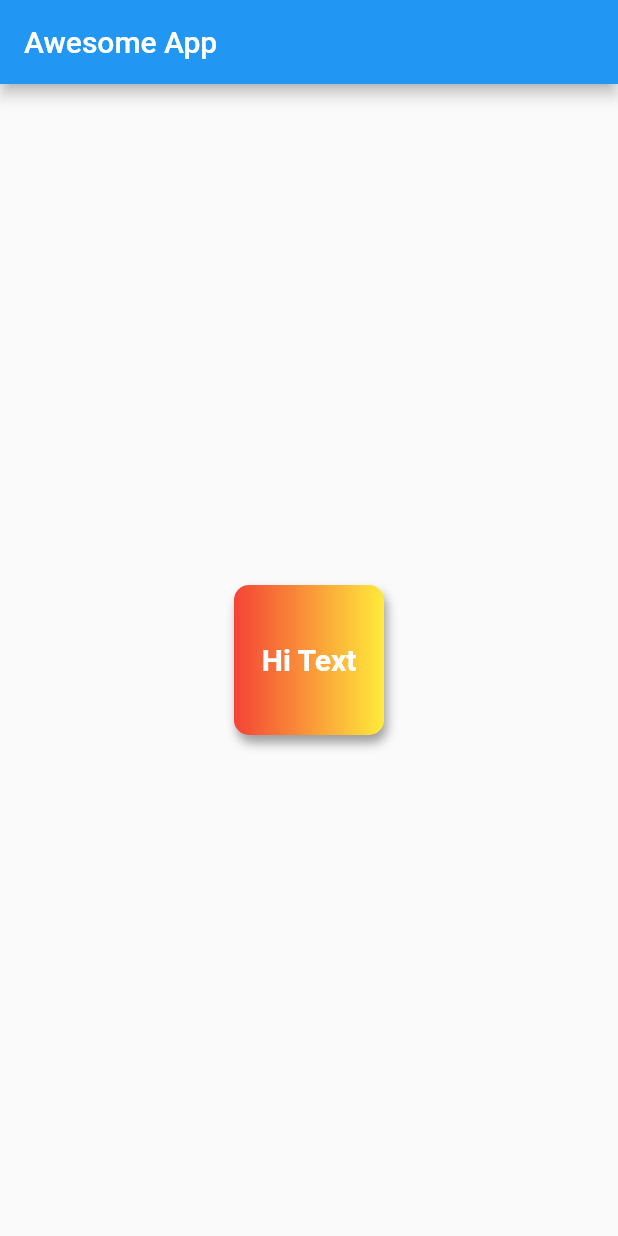
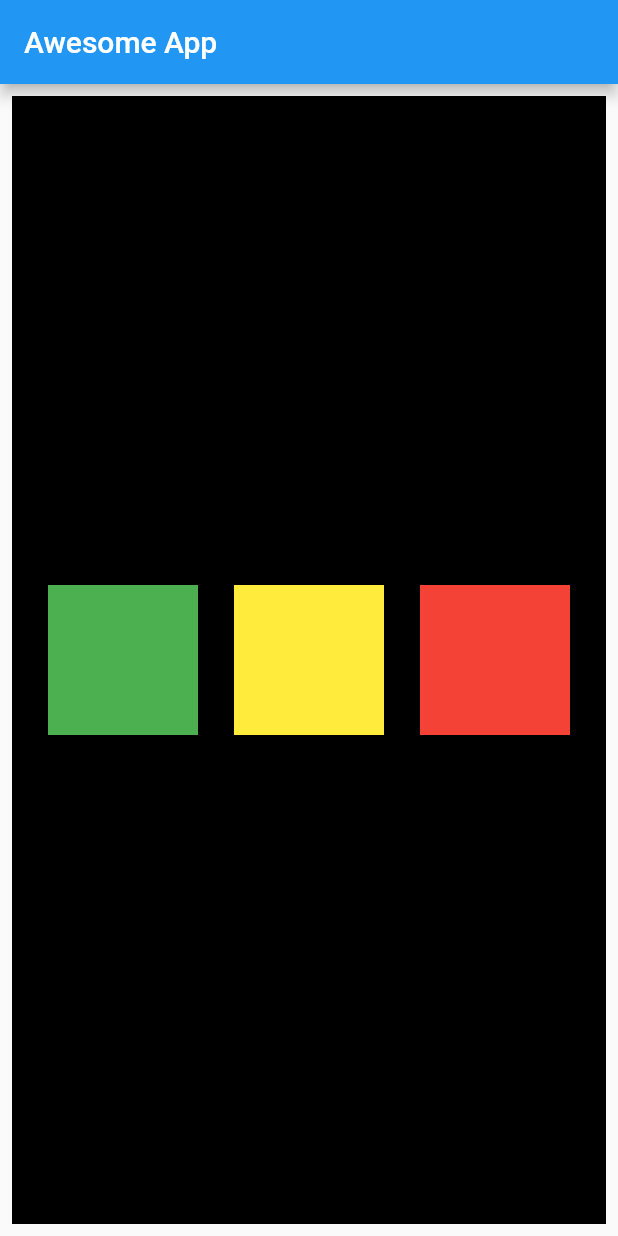
Before and after one commit to pyneninarendra/flutterApp, a Flutter app: the screen it shows after launch, on a phone screen of 412 x 824 dp. Run offline on Flutter 3.47's test engine with Material 2 defaults, Android fonts, the phone set to English and light mode, and no system bars.

Commit message:
chapter 2 complete

```diff
--- a/lib/main.dart
+++ b/lib/main.dart
@@ -15,31 +15,36 @@ class HomeApp extends StatelessWidget {
         appBar: AppBar(
           title: const Text("Awesome App"),
         ),
-      body: Center(
+        body: Padding(
+          padding: const EdgeInsets.all(8.0),
           child: Container(
+              width: MediaQuery.of(context).size.width,
+              height: MediaQuery.of(context).size.height,
+              color: Colors.black,
+              child: Row(
+                mainAxisAlignment: MainAxisAlignment.spaceEvenly,
+                crossAxisAlignment: CrossAxisAlignment.center,
+                children: [
+                  Container(
                     width: 100,
                     height: 100,
-          child: const Text(
-            "Hi Text",
-            textAlign: TextAlign.start,
-            style: TextStyle(
-              color: Colors.white,
-              fontWeight: FontWeight.bold,
-              fontSize: 20,
+                    padding: const EdgeInsets.all(8),
+                    color: Colors.green,
                   ),
+                  Container(
+                    width: 100,
+                    height: 100,
+                    padding: const EdgeInsets.all(8),
+                    color: Colors.yellow,
                   ),
-          alignment: Alignment.center,
-          decoration: BoxDecoration(
-            borderRadius: BorderRadius.circular(10),
-            color: Colors.teal,
-            boxShadow: const [
-              BoxShadow(
-                  color: Colors.grey, blurRadius: 5, offset: Offset(2.0, 5.0))
+                  Container(
+                    width: 100,
+                    height: 100,
+                    padding: const EdgeInsets.all(8),
+                    color: Colors.red,
+                  )
                 ],
-            gradient: const LinearGradient(colors: [Colors.red, Colors.yellow]),
-          ),
-        ),
-      ),
-    );
+              )),
+        ));
   }
 }
```
Lines whose indentation alone changed are shown as unchanged.
